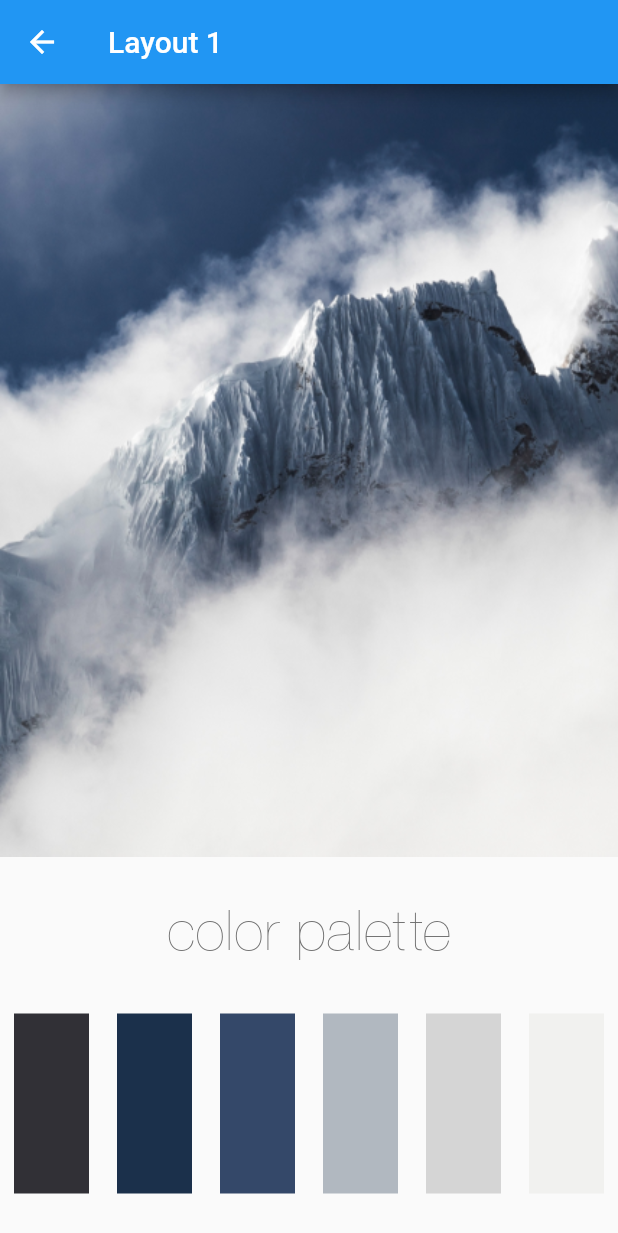
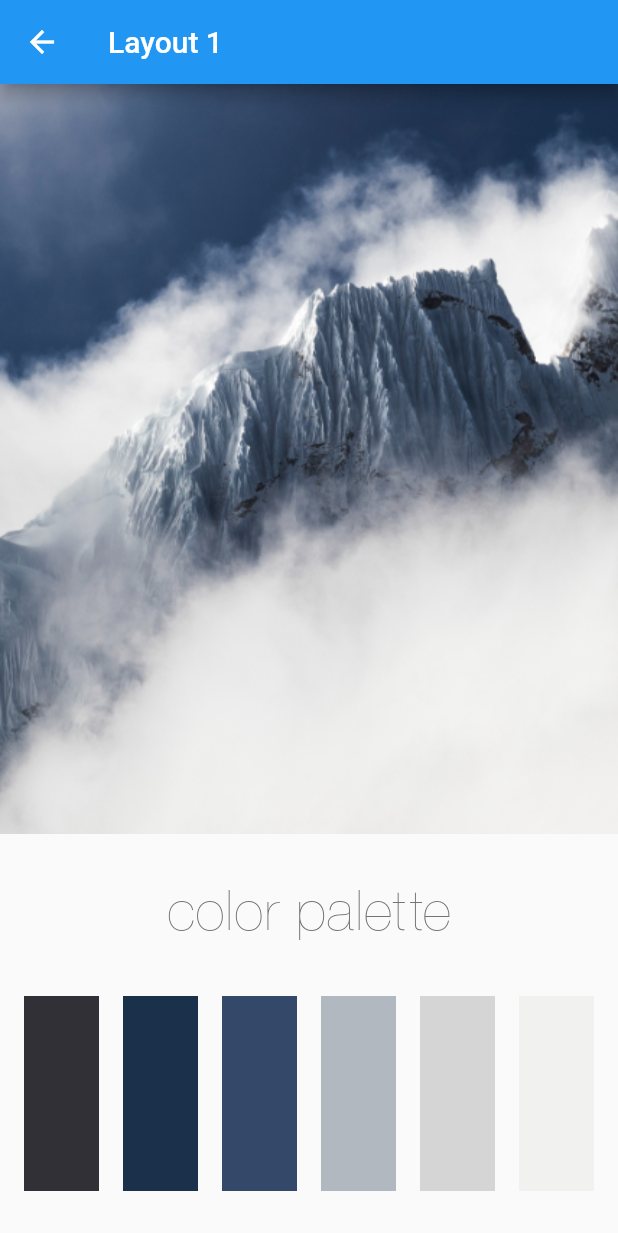
Before and after one commit to hieuphan94/200lab-flutter-day1-day2-threelayouts, a Flutter app: the Layout1 screen opened directly, on a phone screen of 412 x 824 dp. Shown: the top 1233 px of the screen. Run offline on Flutter 3.47's test engine with Material 2 defaults, Android fonts, the phone set to English and light mode, and no system bars.

Commit message:
fix some issues in layout 1 && layout 2

```diff
--- a/lib/layout1.dart
+++ b/lib/layout1.dart
@@ -2,6 +2,8 @@ import 'package:flutter/cupertino.dart';
 import 'package:flutter/material.dart';
 
 class Layout1 extends StatelessWidget {
+  var recWidth = 50.0;
+  var recHeight = 130.0;
   @override
   Widget build(BuildContext context) {
     return Scaffold(
@@ -10,7 +12,12 @@ class Layout1 extends StatelessWidget {
         ),
         body: Column(
           children: <Widget>[
-            Image.asset('assets/images/layout1.png'),
+            Image.asset(
+              'assets/images/layout1.png',
+              width: double.infinity,
+              height: 500,
+              fit: BoxFit.cover,
+            ),
             Expanded(
               child: Column(
                 crossAxisAlignment: CrossAxisAlignment.center,
@@ -27,32 +34,32 @@ class Layout1 extends StatelessWidget {
                   Column(
                     children: [
                       Row(
-                        mainAxisAlignment: MainAxisAlignment.spaceAround,
+                        mainAxisAlignment: MainAxisAlignment.spaceEvenly,
                         crossAxisAlignment: CrossAxisAlignment.center,
                         children: [
                           Container(
-                              width: 50,
-                              height: 120.0,
+                              width: recWidth,
+                              height: recHeight,
                               color: Color.fromRGBO(49, 48, 54, 1)),
                           Container(
-                              width: 50,
-                              height: 120.0,
+                              width: recWidth,
+                              height: recHeight,
                               color: Color.fromRGBO(27, 48, 75, 1)),
                           Container(
-                              width: 50,
-                              height: 120.0,
+                              width: recWidth,
+                              height: recHeight,
                               color: Color.fromRGBO(52, 72, 105, 1)),
                           Container(
-                              width: 50,
-                              height: 120.0,
+                              width: recWidth,
+                              height: recHeight,
                               color: Color.fromRGBO(177, 184, 192, 1)),
                           Container(
-                              width: 50,
-                              height: 120.0,
+                              width: recWidth,
+                              height: recHeight,
                               color: Color.fromRGBO(213, 213, 213, 1)),
                           Container(
-                              width: 50,
-                              height: 120.0,
+                              width: recWidth,
+                              height: recHeight,
                               color: Color.fromRGBO(241, 241, 239, 1)),
                         ],
                       )
```
Also changed, not shown: lib/layout2.dart (+17 -16 lines).
